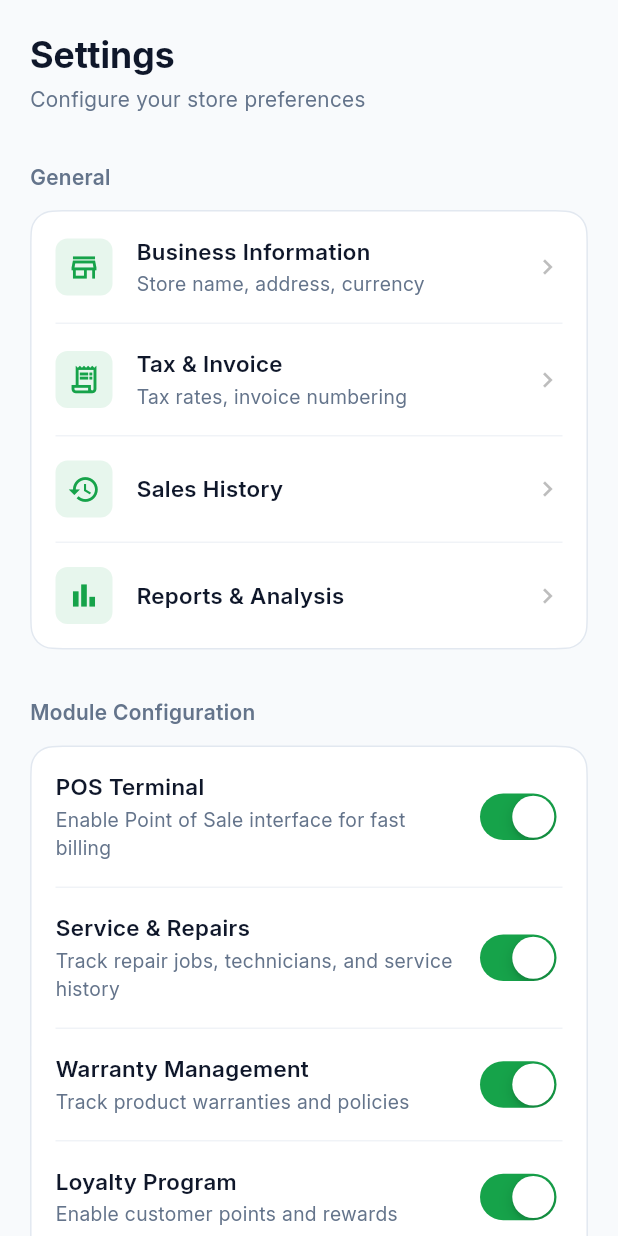
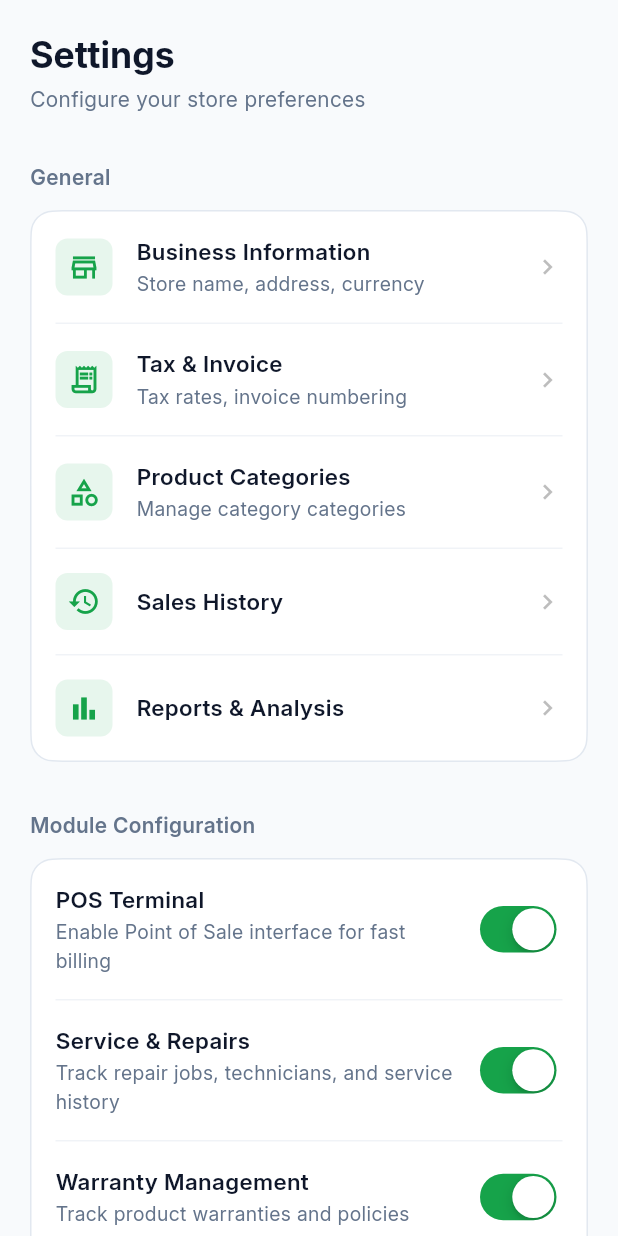
Before and after one commit to muhd-fahad/shelfo, a Flutter app: the SettingsScreen screen opened by its route, on a phone screen of 412 x 824 dp. Run offline on Flutter 3.47's test engine with Material 3 defaults, Android fonts, the phone set to English and light mode, and no system bars; our stand-ins replace flutter_svg, hive_ce, hive_ce_flutter; accounts and stored records are empty; statements that could not run were skipped.

Commit message:
category added

```diff
--- a/lib/main.dart
+++ b/lib/main.dart
@@ -4,6 +4,7 @@ import 'package:provider/provider.dart';
 import 'package:shelfo/hive_registrar.g.dart';
 import 'package:shelfo/provider/business_provider.dart';
 import 'package:shelfo/provider/navigation_provider.dart';
+import 'package:shelfo/provider/category_provider.dart';
 import 'package:shelfo/provider/invoice_provider.dart';
 import 'package:shelfo/provider/tax_provider.dart';
 import 'package:shelfo/routes/app_routes.dart';
@@ -28,9 +29,10 @@ class MyApp extends StatelessWidget {
         ChangeNotifierProvider(create: (_) => BusinessProvider()),
         ChangeNotifierProvider(create: (_) => TaxProvider()),
         ChangeNotifierProvider(create: (_) => InvoiceProvider()),
+        ChangeNotifierProvider(create: (_) => CategoryProvider()),
       ],
       child: MaterialApp(
-        title: 'Shelfo inventory',
+        title: 'Shelfo category',
         theme: SFOAppTheme.light,
         darkTheme: SFOAppTheme.dark,
         themeMode: ThemeMode.light,
--- /dev/null
+++ b/lib/models/category/category_model.dart
@@ -0,0 +1,38 @@
+import 'package:hive_ce/hive.dart';
+
+part 'category_model.g.dart';
+
+@HiveType(typeId: 5)
+class Category extends HiveObject {
+  @HiveField(0)
+  final String id;
+
+  @HiveField(1)
+  final String name;
+
+  @HiveField(2)
+  final String? description;
+
+  @HiveField(3)
+  final int? iconCode; // Store IconData.codePoint
+
+  Category({
+    required this.id,
+    required this.name,
+    this.description,
+    this.iconCode,
+  });
+
+  Category copyWith({
+    String? name,
+    String? description,
+    int? iconCode,
+  }) {
+    return Category(
+      id: id,
+      name: name ?? this.name,
+      description: description ?? this.description,
+      iconCode: iconCode ?? this.iconCode,
+    );
+  }
+}
--- /dev/null
+++ b/lib/provider/category_provider.dart
@@ -0,0 +1,100 @@
+import 'package:flutter/material.dart';
+import 'package:hive_ce/hive_ce.dart';
+import 'package:shelfo/models/category/category_model.dart';
+
+class CategoryProvider extends ChangeNotifier {
+  static const String _boxName = 'categoriesBox';
+
+  final TextEditingController nameController = TextEditingController();
+  final TextEditingController descController = TextEditingController();
+
+  int? _selectedIconCode = Icons.category_rounded.codePoint;
+  int? get selectedIconCode => _selectedIconCode;
+
+  List<Category> _categories = [];
+  List<Category> get categories => _categories;
+
+  bool _isLoading = true;
+  bool get isLoading => _isLoading;
+
+  CategoryProvider() {
+    _loadCategories();
+  }
+
+  Future<void> _loadCategories() async {
+    _isLoading = true;
+    notifyListeners();
+
+    final box = await Hive.openBox<Category>(_boxName);
+
+    if (box.isEmpty) {
+      final defaultCategories = [
+        Category(id: '1', name: 'Smartphones', iconCode: Icons.smartphone.codePoint),
+        Category(id: '2', name: 'Laptops', iconCode: Icons.laptop.codePoint),
+        Category(id: '3', name: 'Accessories', iconCode: Icons.headphones.codePoint),
+        Category(id: '4', name: 'Tablets', iconCode: Icons.tablet.codePoint),
+        Category(id: '5', name: 'Smart Watches', iconCode: Icons.watch.codePoint),
+      ];
+      await box.addAll(defaultCategories);
+    }
+
+    _categories = box.values.toList();
+    _isLoading = false;
+    notifyListeners();
+  }
+
+  void initCategory(Category? category) {
+    if (category != null) {
+      nameController.text = category.name;
+      descController.text = category.description ?? "";
+      _selectedIconCode = category.iconCode;
+    } else {
+      nameController.clear();
+      descController.clear();
+      _selectedIconCode = Icons.category_rounded.codePoint;
+    }
+    notifyListeners();
+  }
+
+  void setIconCode(int? code) {
+    _selectedIconCode = code;
+    notifyListeners();
+  }
+
+  Future<void> saveCategory(Category? existingCategory) async {
+    final box = await Hive.openBox<Category>(_boxName);
+
+    if (existingCategory == null) {
+      final category = Category(
+        id: DateTime.now().millisecondsSinceEpoch.toString(),
+        name: nameController.text,
+        description: descController.text,
+        iconCode: _selectedIconCode,
+      );
+      await box.add(category);
+    } else {
+      final updated = existingCategory.copyWith(
+        name: nameController.text,
+        description: descController.text,
+        iconCode: _selectedIconCode,
+      );
+      await updated.save();
+    }
+
+    _categories = box.values.toList();
+    notifyListeners();
+  }
+
+  Future<void> deleteCategory(Category category) async {
+    await category.delete();
+    _categories.remove(category);
+    notifyListeners();
+  }
+
+  @override
+  void dispose() {
+    nameController.dispose();
+    descController.dispose();
+    super.dispose();
+  }
+}
--- a/lib/routes/app_routes.dart
+++ b/lib/routes/app_routes.dart
@@ -6,6 +6,7 @@ import 'package:shelfo/screens/onboard/tax_config_screen.dart';
 import 'package:shelfo/screens/purchase_order_screen.dart';
 import 'package:shelfo/screens/sales_order_screen.dart';
 import 'package:shelfo/screens/settings/business_details_screen.dart';
+import 'package:shelfo/screens/settings/categories_settings_screen.dart';
 import 'package:shelfo/widgets/bottom_navbar/bottom_navbar_widget.dart';
 
 import '../screens/home_screen.dart';
@@ -24,9 +25,10 @@ class AppRoutes {
   static const String invoiceSettings = '/invoice';
 
   static const String notification = '/notification';
-  static const String inventory = '/inventory';
+  static const String inventory = '/category';
   static const String settings = '/settings';
   static const String businessDetails = '/businessDetails';
+  static const String categoriesSettings = '/categoriesSettings';
   static const String pos = '/pos';
   static const String reports = '/reports';
   static const String salesOrder = '/salesOrder';
@@ -43,6 +45,7 @@ class AppRoutes {
     inventory: (context) => const InventoryScreen(),
     settings: (context) => const SettingsScreen(),
     businessDetails: (context) => const BusinessDetailsScreen(),
+    categoriesSettings: (context) => const CategoriesSettingsScreen(),
     pos: (context) => const HomeScreen(),
     reports: (context) => const ReportScreen(),
     salesOrder: (context) => const SalesOrderScreen(),
--- a/lib/screens/settings/business_details_screen.dart
+++ b/lib/screens/settings/business_details_screen.dart
@@ -11,7 +11,7 @@ class BusinessDetailsScreen extends StatelessWidget {
   @override
   Widget build(BuildContext context) {
     final theme = Theme.of(context);
-    final isDark = theme.brightness == Brightness.dark;
+    final isDark = theme.brightness == Brightness.light;
     final businessProvider = Provider.of<BusinessProvider>(context);
 
     return Scaffold(
--- a/lib/screens/settings_screen.dart
+++ b/lib/screens/settings_screen.dart
@@ -60,6 +60,16 @@ class SettingsScreen extends StatelessWidget {
                   subtitle: "Tax rates, invoice numbering",
                   isDark: isDark,
                   onTap: () {},
+                ),
+                dividerWidget(isDark),
+                settingsListTile(
+                  icon: Icons.category_outlined,
+                  title: "Product Categories",
+                  subtitle: "Manage category categories",
+                  isDark: isDark,
+                  onTap: () {
+                    Navigator.pushNamed(context, AppRoutes.categoriesSettings);
+                  },
                 ),
                 dividerWidget(isDark),
                 settingsListTile(
--- a/pubspec.yaml
+++ b/pubspec.yaml
@@ -1,5 +1,5 @@
 name: shelfo
-description: "Shelfo is an inventory and repair management system"
+description: "Shelfo is an category and repair management system"
 
 publish_to: 'none'
 
```
Also changed, not shown: lib/screens/settings/categories_settings_screen.dart (added, +107 -0 lines), lib/screens/settings/edit_category_screen.dart (added, +156 -0 lines), lib/hive_registrar.g.dart, lib/models/category/category_model.g.dart (added).
